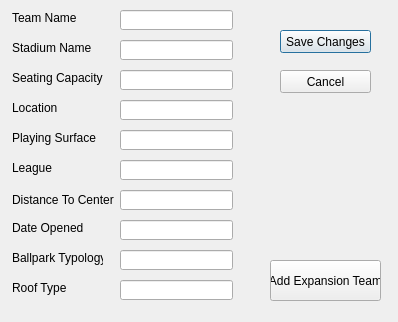
First picture: the form in BaseballTour/editteam.ui, repository awiswasi/WhoIsYourDatabase, before the edit.
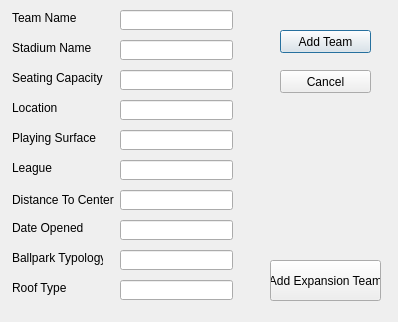
Second picture: the form after the edit.

Commit message:
Distances update when adding expansion team
also added a couple of confirmation buttons

```diff
--- a/BaseballTour/editteam.ui
+++ b/BaseballTour/editteam.ui
@@ -253,7 +253,7 @@
     </rect>
    </property>
    <property name="text">
-    <string>Save Changes</string>
+    <string>Add Team</string>
    </property>
   </widget>
   <widget class="QPushButton" name="CancelButton">
```
The commit also changes 3 other files.
